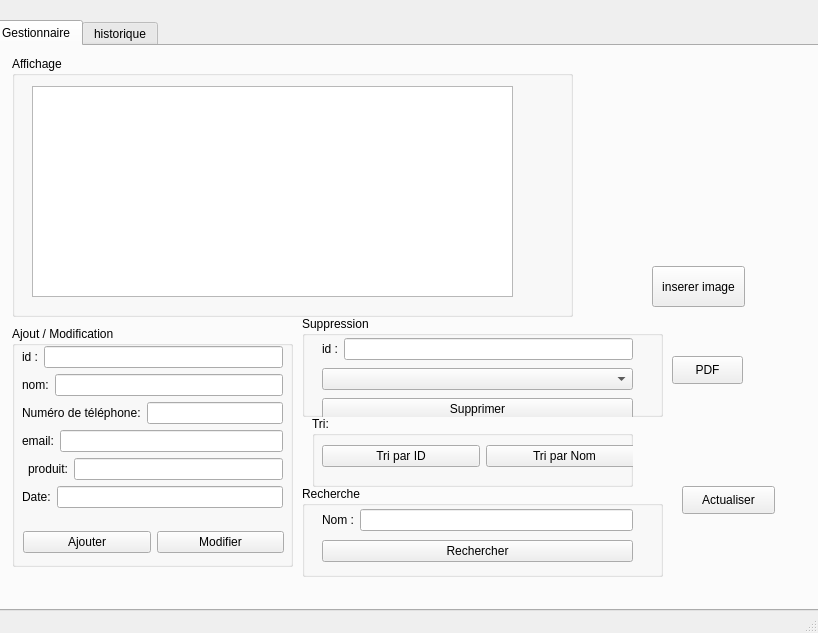
First picture: the form in mainwindow.ui, repository Khouini/Smart-Printing-Office-2A9-, before the edit.
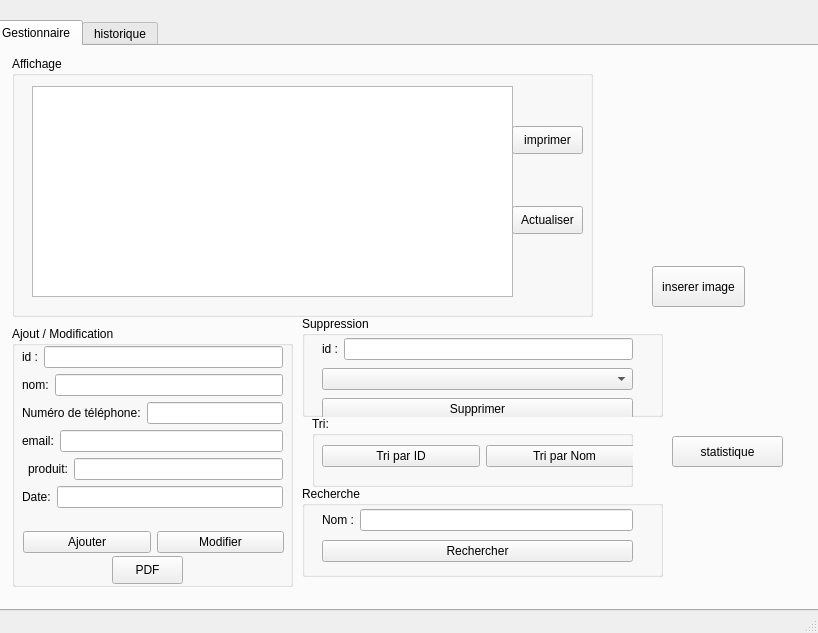
Second picture: the form after the edit.

The edit to the form file:
```diff
--- a/mainwindow.ui
+++ b/mainwindow.ui
@@ -35,7 +35,7 @@
        <rect>
         <x>20</x>
         <y>10</y>
-        <width>561</width>
+        <width>581</width>
         <height>261</height>
        </rect>
       </property>
@@ -52,6 +52,32 @@
         </rect>
        </property>
       </widget>
+      <widget class="QPushButton" name="pushButton_6">
+       <property name="geometry">
+        <rect>
+         <x>500</x>
+         <y>70</y>
+         <width>71</width>
+         <height>28</height>
+        </rect>
+       </property>
+       <property name="text">
+        <string>imprimer</string>
+       </property>
+      </widget>
+      <widget class="QPushButton" name="pushButton_ActualiserHistorique">
+       <property name="geometry">
+        <rect>
+         <x>500</x>
+         <y>150</y>
+         <width>71</width>
+         <height>28</height>
+        </rect>
+       </property>
+       <property name="text">
+        <string>Actualiser</string>
+       </property>
+      </widget>
      </widget>
      <widget class="QGroupBox" name="groupBox_2">
       <property name="geometry">
@@ -59,7 +85,7 @@
         <x>20</x>
         <y>280</y>
         <width>281</width>
-        <height>241</height>
+        <height>261</height>
        </rect>
       </property>
       <property name="title">
@@ -187,6 +213,19 @@
         </item>
        </layout>
       </widget>
+      <widget class="QPushButton" name="pushButton_3">
+       <property name="geometry">
+        <rect>
+         <x>100</x>
+         <y>230</y>
+         <width>71</width>
+         <height>28</height>
+        </rect>
+       </property>
+       <property name="text">
+        <string>PDF</string>
+       </property>
+      </widget>
      </widget>
      <widget class="QGroupBox" name="groupBox_3">
       <property name="geometry">
@@ -322,32 +361,6 @@
        </layout>
       </widget>
      </widget>
-     <widget class="QPushButton" name="pushButton_3">
-      <property name="geometry">
-       <rect>
-        <x>680</x>
-        <y>310</y>
-        <width>71</width>
-        <height>28</height>
-       </rect>
-      </property>
-      <property name="text">
-       <string>PDF</string>
-      </property>
-     </widget>
-     <widget class="QPushButton" name="pushButton_ActualiserHistorique">
-      <property name="geometry">
-       <rect>
-        <x>690</x>
-        <y>440</y>
-        <width>93</width>
-        <height>28</height>
-       </rect>
-      </property>
-      <property name="text">
-       <string>Actualiser</string>
-      </property>
-     </widget>
      <widget class="QPushButton" name="pb_image">
       <property name="geometry">
        <rect>
@@ -364,9 +377,9 @@
      <widget class="QLabel" name="label_pic">
       <property name="geometry">
        <rect>
-        <x>590</x>
+        <x>610</x>
         <y>50</y>
-        <width>201</width>
+        <width>181</width>
         <height>131</height>
        </rect>
       </property>
@@ -374,6 +387,19 @@
        <string/>
       </property>
      </widget>
+     <widget class="QPushButton" name="pushButton_4">
+      <property name="geometry">
+       <rect>
+        <x>680</x>
+        <y>390</y>
+        <width>111</width>
+        <height>31</height>
+       </rect>
+      </property>
+      <property name="text">
+       <string>statistique</string>
+      </property>
+     </widget>
     </widget>
     <widget class="QWidget" name="tab_2">
      <attribute name="title">
```
